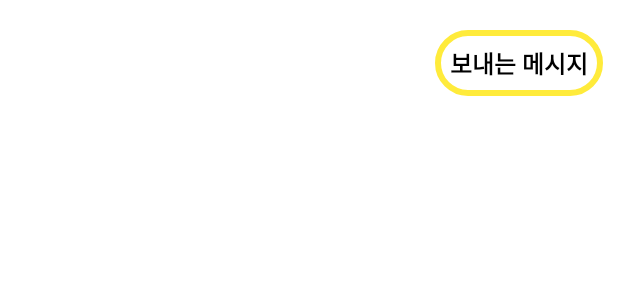
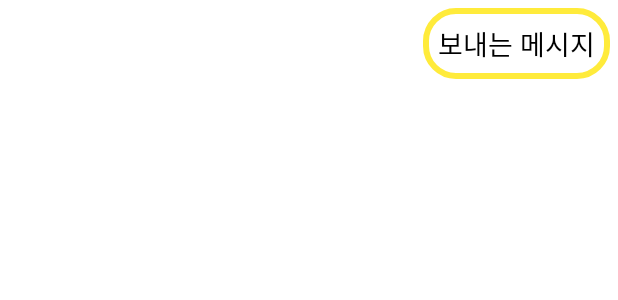
Before and after one commit to eaw4562/Animal, an Android app: the layout send.xml on its own in the app's theme, with its tools: preview values and no code run, on a phone screen of 412 x 824 dp. Shown: the top 300 px of the screen. Run offline under Robolectric (Android 15) with nearby library versions, the phone set to English and light mode, and no system bars.

```diff
--- a/app/src/main/res/layout/send.xml
+++ b/app/src/main/res/layout/send.xml
@@ -1,21 +1,18 @@
 <?xml version="1.0" encoding="utf-8"?>
 <RelativeLayout xmlns:android="http://schemas.android.com/apk/res/android"
-    android:layout_width="wrap_content"
-    android:layout_height="wrap_content"
-    android:layout_marginTop="10dp"
-    android:layout_alignParentEnd="true"
-    android:padding="10dp">
+    android:layout_width="match_parent"
+    android:layout_height="wrap_content">
 
     <TextView
         android:id="@+id/send_message_text"
         android:layout_width="wrap_content"
         android:layout_height="wrap_content"
         android:layout_alignParentEnd="true"
+        android:layout_margin="5dp"
         android:background="@drawable/send_back"
         android:padding="10dp"
-        android:textColor="@color/black"
         android:text="보내는 메시지"
-        android:textSize="16sp"
-        android:textStyle="bold" />
+        android:textColor="@android:color/black"
+        android:textSize="18sp"/>
 
 </RelativeLayout>
```
Also changed, not shown: app/src/main/java/com/example/animal/ChatFragment.kt (+16 -21 lines), app/src/main/java/com/example/animal/DTO/ChatDTO.kt (+6 -6 lines), app/src/main/java/com/example/animal/DTO/Message.kt (deleted, +0 -8 lines), app/src/main/java/com/example/animal/adapter/ChatAdapter.kt (+7 -4 lines), app/src/main/res/layout/receive.xml (+4 -5 lines).
